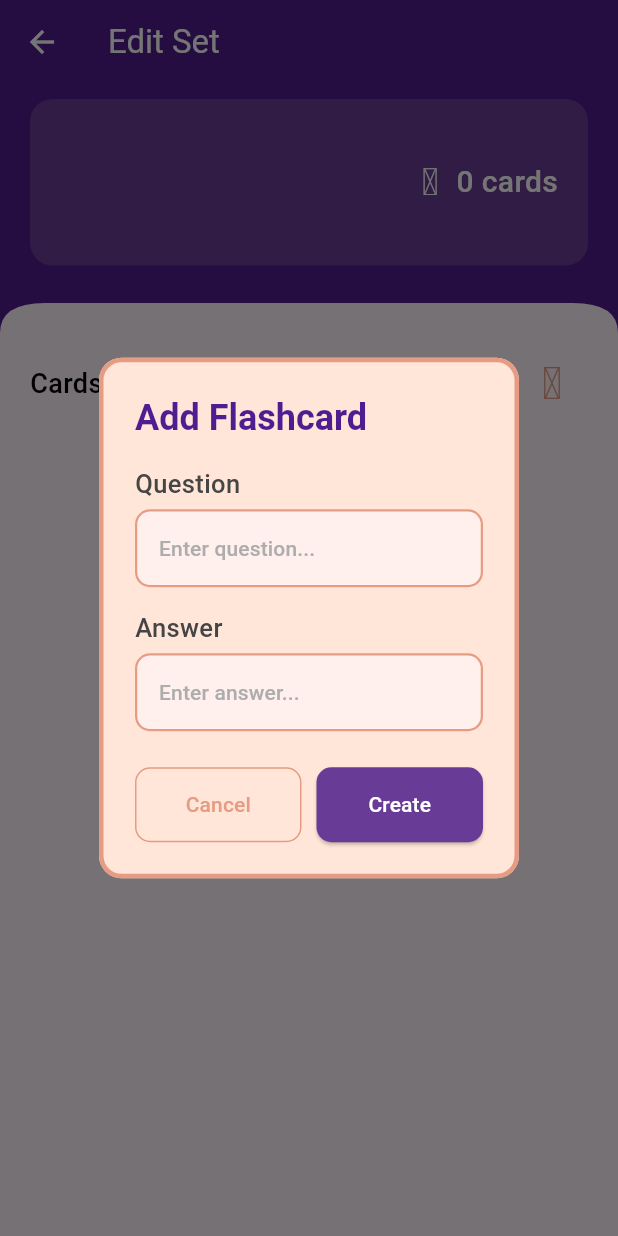
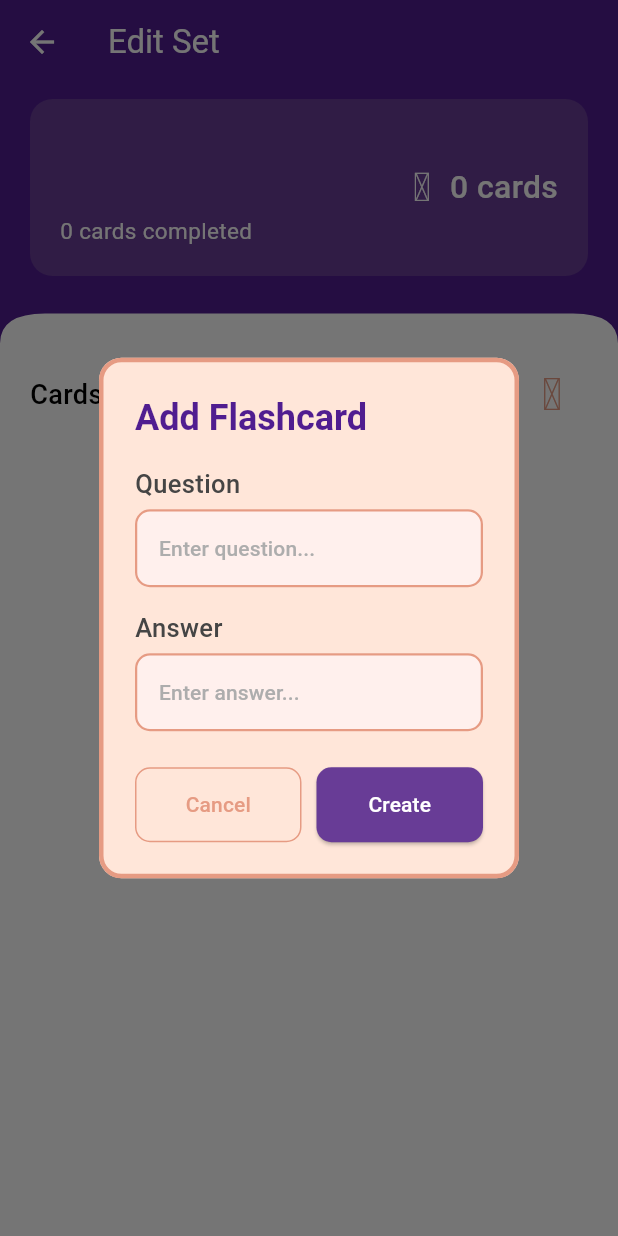
Before and after one commit to GalaxyPhoenix716/Flashcards-App, a Flutter app: the EditSetScreen screen opened directly with empty values, after a tap on an icon or button, on a phone screen of 412 x 824 dp. Run offline on Flutter 3.47's test engine with Material 3 defaults, Android fonts, the phone set to English and light mode, and no system bars; our stand-ins replace flip_card, flutter_card_swiper, hive, hive_flutter, iconsax, percent_indicator; accounts and stored records are empty.

Commit message:
edit screen rebuilding after adding a card

```diff
--- a/lib/screens/edit_set_screen/widgets/add_flashcard_dialog.dart
+++ b/lib/screens/edit_set_screen/widgets/add_flashcard_dialog.dart
@@ -6,7 +6,13 @@ import 'package:flutter/material.dart';
 
 class AddNewFlashcardDialog extends StatelessWidget {
   final int setIndex;
-  const AddNewFlashcardDialog({super.key, required this.setIndex});
+  final VoidCallback? onCardAdded;
+
+  const AddNewFlashcardDialog({
+    super.key,
+    required this.setIndex,
+    this.onCardAdded,
+  });
 
   void _addNewFlashcard(String question, String answer) async {
     Flashcard newCard = Flashcard(question: question, answer: answer);
@@ -111,6 +117,8 @@ class AddNewFlashcardDialog extends StatelessWidget {
                         cardAnswerController.text.trim(),
                       );
 
+                      if (onCardAdded != null) onCardAdded!();
+
                       Navigator.of(context).pop();
                     }
                   },
--- a/lib/screens/edit_set_screen/widgets/edit_screen_upper_clip.dart
+++ b/lib/screens/edit_set_screen/widgets/edit_screen_upper_clip.dart
@@ -32,27 +32,50 @@ class EditScreenUpperClip extends StatelessWidget {
               Row(
                 mainAxisAlignment: MainAxisAlignment.spaceBetween,
                 children: [
-                  Column(
+                  Expanded(
+                    flex: 2,
+                    child: Column(
+                      crossAxisAlignment: CrossAxisAlignment.start,
                       children: [
-                      Text(
+                        FittedBox(
+                          child: Text(
                             _set.title,
                             style: TextStyle(
-                          fontSize: 50,
+                              fontSize: 40,
                               fontWeight: FontWeight.w600,
+                              color: FcColors.white,
+                            ),
+                          ),
+                        ),
+                        Text(
+                          "${_set.cardsCompleted} cards completed",
+                          style: TextStyle(
+                            fontSize: 15,
                             color: FcColors.white,
                           ),
                         ),
                       ],
                     ),
-                  Row(
+                  ),
+                  const SizedBox(width: 20,),
+                  Expanded(
+                    flex: 1,
+                    child: FittedBox(
+                      child: Row(
                         children: [
                           Icon(Iconsax.box_1, color: FcColors.white, size: 25),
                           const SizedBox(width: 5),
                           Text(
                             "${_set.noOfCards} ${(_set.noOfCards == 1) ? "card" : "cards"}",
-                        style: TextStyle(fontSize: 20, color: FcColors.white, fontWeight: FontWeight.w500),
+                            style: TextStyle(
+                              fontSize: 20,
+                              color: FcColors.white,
+                              fontWeight: FontWeight.w500,
+                            ),
                           ),
                         ],
+                      ),
+                    ),
                   ),
                 ],
               ),
```
Also changed, not shown: lib/screens/edit_set_screen/view/edit_set_screen.dart (+14 -104 lines), lib/screens/edit_set_screen/widgets/delete_flashcard_dialog.dart (added, +35 -0 lines), lib/screens/edit_set_screen/widgets/flashcard_tile.dart (added, +95 -0 lines). Lines whose indentation alone changed are shown as unchanged.
